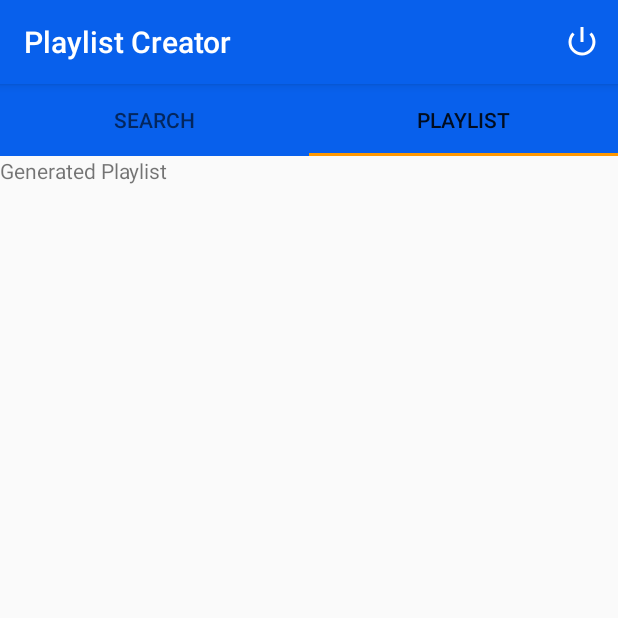
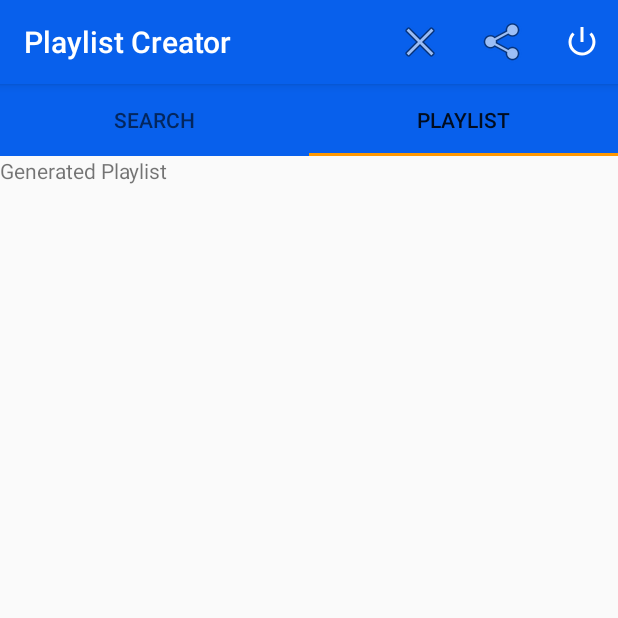
Before and after one commit to protu/MusicWebService, an Android app: the screen it shows after launch (MainActivity), tab 2 chosen, on a phone screen of 412 x 824 dp, the top half of it. Run offline under Robolectric (Android 15) with nearby library versions, the phone set to English and light mode, and no system bars; our stand-ins replace ButterKnife, Room's generated code.

Commit message:
Fragment menus start

```diff
--- a/app/src/main/java/hr/dario/musicwebservice/ui/dialog/AddRecordingDialog.java
+++ b/app/src/main/java/hr/dario/musicwebservice/ui/dialog/AddRecordingDialog.java
@@ -34,7 +34,7 @@ public class AddRecordingDialog extends DialogFragment {
         builder.setMessage(adapter.getRecordingItem(position).toString());
         builder.setCancelable(false);
 
-        builder.setPositiveButton("Add", new DialogInterface.OnClickListener() {
+        builder.setPositiveButton(getString(R.string.add), new DialogInterface.OnClickListener() {
             @Override
             public void onClick(DialogInterface dialog, int which) {
                 Intent intent = new Intent(getActivity(), RecordingIntentService.class);
--- a/app/src/main/java/hr/dario/musicwebservice/ui/fragments/PlayListFragment.java
+++ b/app/src/main/java/hr/dario/musicwebservice/ui/fragments/PlayListFragment.java
@@ -11,6 +11,9 @@ import android.support.v4.app.Fragment;
 import android.support.v7.widget.LinearLayoutManager;
 import android.support.v7.widget.RecyclerView;
 import android.view.LayoutInflater;
+import android.view.Menu;
+import android.view.MenuInflater;
+import android.view.MenuItem;
 import android.view.View;
 import android.view.ViewGroup;
 
@@ -24,6 +27,8 @@ import hr.dario.musicwebservice.ui.dialog.DeleteRecordListener;
 import hr.dario.musicwebservice.ui.dialog.DeleteRecordingDialog;
 
 import static hr.dario.musicwebservice.MusicWebServiceApp.database;
+import static hr.dario.musicwebservice.R.menu.menu_playlist;
+import static hr.dario.musicwebservice.R.menu.menu_recordings;
 import static hr.dario.musicwebservice.util.AppConst.RECORDING_UPDATE;
 
 public class PlayListFragment extends Fragment implements DeleteRecordListener, OnListItemClickListener {
@@ -42,7 +47,7 @@ public class PlayListFragment extends Fragment implements DeleteRecordListener,
     public View onCreateView(@NonNull LayoutInflater inflater, @Nullable ViewGroup container, @Nullable Bundle savedInstanceState) {
         View rootView = inflater.inflate(R.layout.playlist_fragment, container, false);
         ButterKnife.bind(this, rootView);
-
+        setHasOptionsMenu(true);
         adapter = new PlaylistRecordAdapter(database.recTable().selectAll(), this);
         RecyclerView.LayoutManager rvLayout;
         rvLayout = new LinearLayoutManager(getContext());
@@ -98,4 +103,16 @@ public class PlayListFragment extends Fragment implements DeleteRecordListener,
         deleteRecordingDialog.setDbRecording(database.recTable().selectAll().get(position));
         deleteRecordingDialog.show(getActivity().getSupportFragmentManager(), "DeleteRecordDialog");
     }
+
+    @Override
+    public void onCreateOptionsMenu(Menu menu, MenuInflater inflater) {
+        inflater.inflate(menu_playlist, menu);
+        super.onCreateOptionsMenu(menu, inflater);
+    }
+
+    @Override
+    public boolean onOptionsItemSelected(MenuItem item) {
+
+        return super.onOptionsItemSelected(item);
+    }
 }
--- a/app/src/main/java/hr/dario/musicwebservice/ui/fragments/RecordFragment.java
+++ b/app/src/main/java/hr/dario/musicwebservice/ui/fragments/RecordFragment.java
@@ -12,6 +12,9 @@ import android.support.v7.widget.LinearLayoutManager;
 import android.support.v7.widget.RecyclerView;
 import android.support.v7.widget.helper.ItemTouchHelper;
 import android.view.LayoutInflater;
+import android.view.Menu;
+import android.view.MenuInflater;
+import android.view.MenuItem;
 import android.view.View;
 import android.view.ViewGroup;
 import android.view.inputmethod.EditorInfo;
@@ -23,6 +26,7 @@ import android.widget.Toast;
 
 import java.util.HashMap;
 import java.util.Map;
+import java.util.zip.Inflater;
 
 import butterknife.BindView;
 import butterknife.ButterKnife;
@@ -37,6 +41,7 @@ import hr.dario.musicwebservice.ui.dialog.AddRecordingDialog;
 import hr.dario.musicwebservice.ui.views.RecordViewModel;
 import hr.dario.musicwebservice.util.RecordingIntentService;
 
+import static hr.dario.musicwebservice.R.menu.menu_recordings;
 import static hr.dario.musicwebservice.util.AppConst.LIMIT;
 
 
@@ -78,6 +83,7 @@ public class RecordFragment extends Fragment implements OnListItemClickListener
     public View onCreateView(@NonNull LayoutInflater inflater, @Nullable ViewGroup container, @Nullable Bundle savedInstanceState) {
         View rootView = inflater.inflate(R.layout.records_fragment, container, false);
         ButterKnife.bind(this, rootView);
+        setHasOptionsMenu(true);
         RecyclerView.LayoutManager rvLayout;
         rvLayout = new LinearLayoutManager(getContext());
         rvRecordList.setLayoutManager(rvLayout);
@@ -215,4 +221,19 @@ public class RecordFragment extends Fragment implements OnListItemClickListener
         addRecordingDialog.setRecordingPosition(position);
         addRecordingDialog.show(getActivity().getSupportFragmentManager(), "AddRecordingDialog");
     }
+
+    @Override
+    public void onCreateOptionsMenu(Menu menu, MenuInflater inflater) {
+        inflater.inflate(menu_recordings, menu);
+        super.onCreateOptionsMenu(menu, inflater);
+    }
+
+    @Override
+    public boolean onOptionsItemSelected(MenuItem item) {
+        int id = item.getItemId();
+        if (id == R.id.actionClear) {
+            itemTouchedAdapter.clearData();
+        }
+        return super.onOptionsItemSelected(item);
+    }
 }
--- a/app/src/main/res/menu/menu_main.xml
+++ b/app/src/main/res/menu/menu_main.xml
@@ -6,6 +6,6 @@
         android:id="@+id/actionExit"
         android:icon="@android:drawable/ic_lock_power_off"
         android:orderInCategory="100"
-        android:title="Exit"
+        android:title="@string/exit"
         app:showAsAction="always" />
 </menu>
--- a/app/src/main/res/values/strings.xml
+++ b/app/src/main/res/values/strings.xml
@@ -15,4 +15,7 @@
     <string name="sh_record_from">showing records from</string>
     <string name="to">to</string>
     <string name="add_recording">Add recording</string>
+    <string name="share">Share</string>
+    <string name="clear_all">Clear all</string>
+    <string name="exit">Exit</string>
 </resources>
```
Also changed, not shown: app/src/main/res/menu/menu_playlist.xml (added, +18 -0 lines), app/src/main/res/menu/menu_recordings.xml (added, +11 -0 lines), 1 other file.
